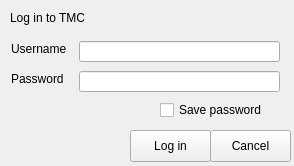
This is loginscreen.ui in TestMyQt/Qt-CreatorTMC as Qt 5 draws it before an edit. The edited form follows.
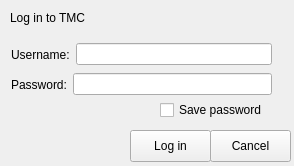
This is the edited form.

Commit message:
Small change to the login screen dialog
- Changed the alignment of the username/password input boxes, so that they don't cover the texts

What changed in the file:
```diff
--- a/loginscreen.ui
+++ b/loginscreen.ui
@@ -13,55 +13,6 @@
   <property name="windowTitle">
    <string>TMC Login</string>
   </property>
-  <widget class="QLabel" name="usernamelabel">
-   <property name="geometry">
-    <rect>
-     <x>11</x>
-     <y>41</y>
-     <width>62</width>
-     <height>16</height>
-    </rect>
-   </property>
-   <property name="text">
-    <string>Username</string>
-   </property>
-  </widget>
-  <widget class="QLabel" name="passwordlabel">
-   <property name="geometry">
-    <rect>
-     <x>11</x>
-     <y>71</y>
-     <width>59</width>
-     <height>16</height>
-    </rect>
-   </property>
-   <property name="text">
-    <string>Password</string>
-   </property>
-  </widget>
-  <widget class="QLineEdit" name="usernameinput">
-   <property name="geometry">
-    <rect>
-     <x>79</x>
-     <y>41</y>
-     <width>201</width>
-     <height>21</height>
-    </rect>
-   </property>
-  </widget>
-  <widget class="QLineEdit" name="passwordinput">
-   <property name="geometry">
-    <rect>
-     <x>79</x>
-     <y>71</y>
-     <width>201</width>
-     <height>21</height>
-    </rect>
-   </property>
-   <property name="echoMode">
-    <enum>QLineEdit::Password</enum>
-   </property>
-  </widget>
   <widget class="QCheckBox" name="savepasswordbox">
    <property name="geometry">
     <rect>
@@ -114,6 +65,54 @@
     <string>Log in to TMC</string>
    </property>
   </widget>
+  <widget class="QWidget" name="">
+   <property name="geometry">
+    <rect>
+     <x>11</x>
+     <y>41</y>
+     <width>261</width>
+     <height>27</height>
+    </rect>
+   </property>
+   <layout class="QHBoxLayout" name="horizontalLayout">
+    <item>
+     <widget class="QLabel" name="usernamelabel">
+      <property name="text">
+       <string>Username:</string>
+      </property>
+     </widget>
+    </item>
+    <item>
+     <widget class="QLineEdit" name="usernameinput"/>
+    </item>
+   </layout>
+  </widget>
+  <widget class="QWidget" name="">
+   <property name="geometry">
+    <rect>
+     <x>11</x>
+     <y>71</y>
+     <width>261</width>
+     <height>27</height>
+    </rect>
+   </property>
+   <layout class="QHBoxLayout" name="horizontalLayout_2">
+    <item>
+     <widget class="QLabel" name="passwordlabel">
+      <property name="text">
+       <string>Password:</string>
+      </property>
+     </widget>
+    </item>
+    <item>
+     <widget class="QLineEdit" name="passwordinput">
+      <property name="echoMode">
+       <enum>QLineEdit::Password</enum>
+      </property>
+     </widget>
+    </item>
+   </layout>
+  </widget>
  </widget>
  <resources/>
  <connections/>
```
